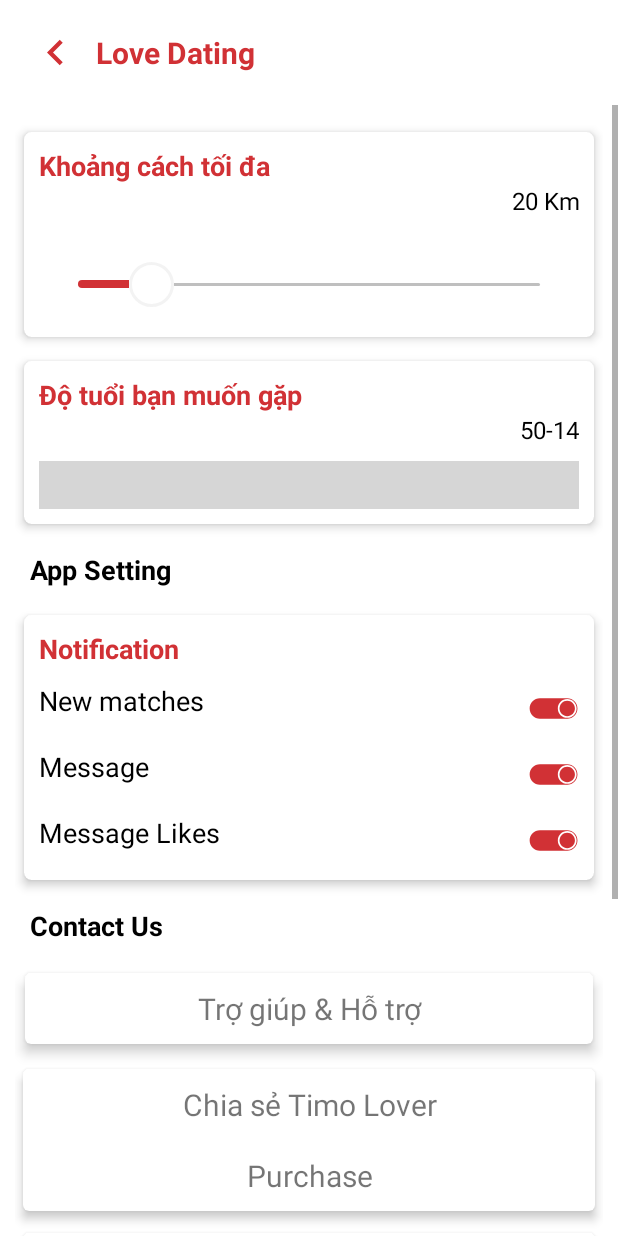
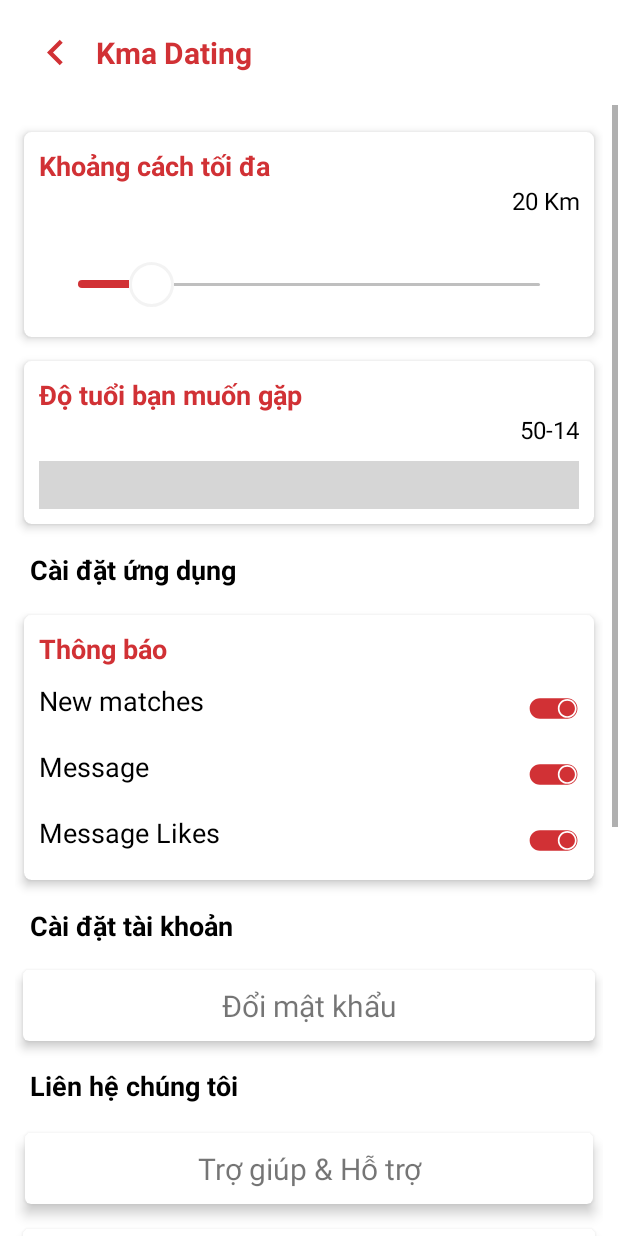
Before and after one commit to anhlong01/dating-app, an Android app: the layout activity_settings.xml on its own in the app's theme, with its tools: preview values and no code run, on a phone screen of 412 x 824 dp. Run offline under Robolectric (Android 15) with nearby library versions, the phone set to English and light mode, and no system bars; plain views replace RangeSeekBar; grey boxes are pictures that could not be loaded.

Commit message:
update change pass function

```diff
--- a/app/src/main/AndroidManifest.xml
+++ b/app/src/main/AndroidManifest.xml
@@ -48,6 +48,7 @@
         <activity android:name=".Matched.FriendsChattingActivity" />
         <activity android:name=".Login.RegisterHobby" />
         <activity android:name=".Profile.SettingsActivity" />
+        <activity android:name=".Profile.ChangePassword" />
         <activity android:name=".Main.BtnLikeActivity" />
         <activity
             android:name="com.theartofdev.edmodo.cropper.CropImageActivity"
--- a/app/src/main/java/com/quintus/labs/datingapp/Login/ForgotPassword.java
+++ b/app/src/main/java/com/quintus/labs/datingapp/Login/ForgotPassword.java
@@ -46,6 +46,7 @@ public class ForgotPassword extends AppCompatActivity {
 
         btnSendEmail = findViewById(R.id.btn_send_email_forgot_pass);
         mEmail = findViewById(R.id.input_email_forgot_pass);
+
         btnSendEmail.setOnClickListener(new View.OnClickListener() {
             @Override
             public void onClick(View v) {
--- a/app/src/main/java/com/quintus/labs/datingapp/Matched/Matched_Activity.java
+++ b/app/src/main/java/com/quintus/labs/datingapp/Matched/Matched_Activity.java
@@ -15,6 +15,7 @@ import android.view.MenuItem;
 import android.view.View;
 import android.widget.AdapterView;
 import android.widget.EditText;
+import android.widget.ImageButton;
 import android.widget.LinearLayout;
 import android.widget.ListView;
 
@@ -66,6 +67,7 @@ public class Matched_Activity extends AppCompatActivity {
     private ArrayList<String> UsersId;
     private ArrayList <Friends>UsersArrayList;
     private ListView UserChatsListView;
+    private ImageButton btnCheckInfoBeforeMatched;
     private DatabaseReference mDatabaseReference;
     private FirebaseAuth mAuth;
     private FirebaseUser currentUser;
--- a/app/src/main/res/layout/activity_introduction_main.xml
+++ b/app/src/main/res/layout/activity_introduction_main.xml
@@ -31,7 +31,7 @@
             android:layout_width="0dp"
             android:layout_height="wrap_content"
             android:layout_weight="1"
-            android:text="Sign Up" />
+            android:text="Đăng ký" />
 
         <Button
             android:id="@+id/login_button"
@@ -39,7 +39,7 @@
             android:layout_width="0dp"
             android:layout_height="wrap_content"
             android:layout_weight="1"
-            android:text="Log in" />
+            android:text="Đăng nhập" />
 
     </LinearLayout>
 </LinearLayout>
--- a/app/src/main/res/layout/activity_settings.xml
+++ b/app/src/main/res/layout/activity_settings.xml
@@ -131,7 +131,7 @@
                 android:layout_width="wrap_content"
                 android:layout_height="wrap_content"
                 android:padding="10dp"
-                android:text="App Setting"
+                android:text="Cài đặt ứng dụng"
                 android:textColor="@color/black"
                 android:textSize="18dp"
                 android:textStyle="bold" />
@@ -154,7 +154,7 @@
                         android:layout_height="wrap_content"
                         android:paddingLeft="10dp"
                         android:paddingTop="10dp"
-                        android:text="Notification"
+                        android:text="Thông báo"
                         android:textColor="@color/colorPrimaryDark"
                         android:textSize="18dp"
                         android:textStyle="bold" />
@@ -251,7 +251,42 @@
                 android:layout_width="wrap_content"
                 android:layout_height="wrap_content"
                 android:padding="10dp"
-                android:text="Contact Us"
+                android:text="Cài đặt tài khoản"
+                android:textColor="@color/black"
+                android:textSize="18dp"
+                android:textStyle="bold" />
+
+            <androidx.cardview.widget.CardView
+                android:layout_width="match_parent"
+                android:layout_height="wrap_content"
+                android:padding="10dp"
+                app:cardCornerRadius="4dp"
+                app:cardElevation="4dp"
+                app:cardUseCompatPadding="true">
+
+                <LinearLayout
+                    android:layout_width="match_parent"
+                    android:layout_height="match_parent"
+                    android:orientation="vertical">
+
+
+                    <TextView
+                        android:id="@+id/btnChangePassword"
+                        android:layout_width="match_parent"
+                        android:layout_height="wrap_content"
+                        android:gravity="center"
+                        android:padding="10dp"
+                        android:text="Đổi mật khẩu"
+                        android:textSize="20dp" />
+
+                </LinearLayout>
+            </androidx.cardview.widget.CardView>
+
+            <TextView
+                android:layout_width="wrap_content"
+                android:layout_height="wrap_content"
+                android:padding="10dp"
+                android:text="Liên hệ chúng tôi"
                 android:textColor="@color/black"
                 android:textSize="18dp"
                 android:textStyle="bold" />
@@ -301,7 +336,7 @@
                         android:layout_height="wrap_content"
                         android:gravity="center"
                         android:padding="10dp"
-                        android:text="Purchase"
+                        android:text="Mua hàng"
                         android:textSize="20dp" />
 
                 </LinearLayout>
--- a/app/src/main/res/values/strings.xml
+++ b/app/src/main/res/values/strings.xml
@@ -5,7 +5,7 @@
     * Created on 25-sept-2018.
     * Created by : Santosh Kumar Dash:- http://santoshdash.epizy.com
     -->
-    <string name="app_name">Love Dating</string>
+    <string name="app_name">Kma Dating</string>
     <string name="navigation_drawer_open">Open navigation drawer</string>
     <string name="navigation_drawer_close">Close navigation drawer</string>
     <string name="nav_header_title">Android Studio</string>
```
Also changed, not shown: app/src/main/java/com/quintus/labs/datingapp/Profile/ChangePassword.java (added, +177 -0 lines), app/src/main/java/com/quintus/labs/datingapp/Profile/SettingsActivity.java (+50 -16 lines), app/src/main/res/layout/activity_change_password.xml (added, +91 -0 lines), app/src/main/res/layout/dialog_re_authenticate.xml (added, +53 -0 lines).
